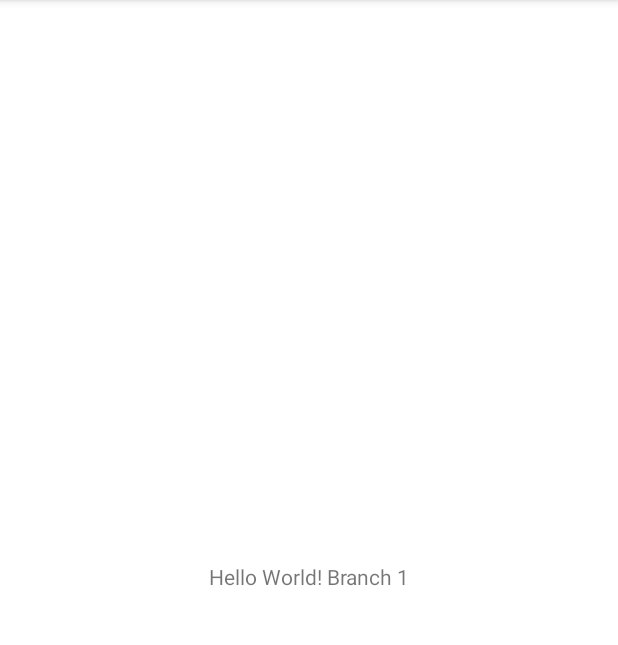
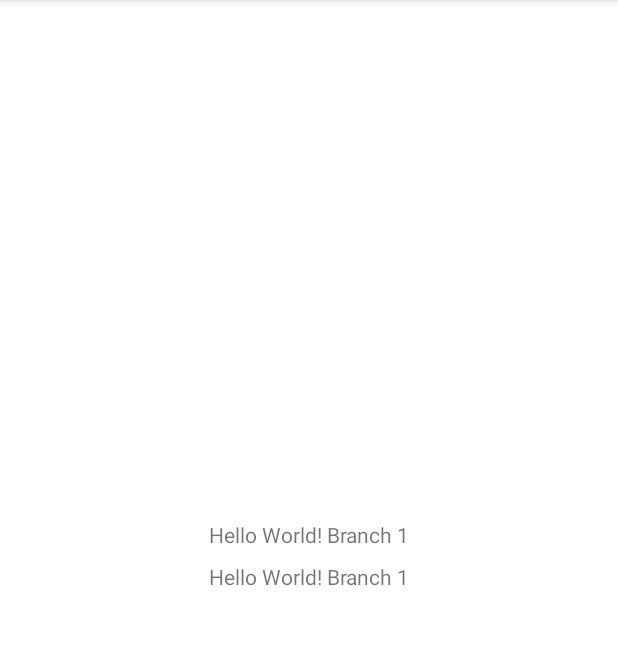
Before and after one commit to uztechie/myTestApp, an Android app: the screen it shows after launch (MainActivity), on a phone screen of 412 x 824 dp, the part 84-729 px from its top. Run offline under Robolectric (Android 15) with nearby library versions, the phone set to English and light mode, and no system bars; libraries missing offline, so code that uses them is left out: com.aigestudio.wheelpicker, permissions.dispatcher; 9 statements that could not run were skipped.

Commit message:
added textview

```diff
--- a/app/src/main/res/layout/activity_main.xml
+++ b/app/src/main/res/layout/activity_main.xml
@@ -15,4 +15,16 @@
         app:layout_constraintRight_toRightOf="parent"
         app:layout_constraintTop_toTopOf="parent" />
 
+
+    <TextView
+        android:layout_marginBottom="55dp"
+        android:layout_width="wrap_content"
+        android:layout_height="wrap_content"
+        android:text="Hello World! Branch 1"
+        app:layout_constraintBottom_toBottomOf="parent"
+        app:layout_constraintLeft_toLeftOf="parent"
+        app:layout_constraintRight_toRightOf="parent"
+        app:layout_constraintTop_toTopOf="parent" />
+
+
 </androidx.constraintlayout.widget.ConstraintLayout>
```
